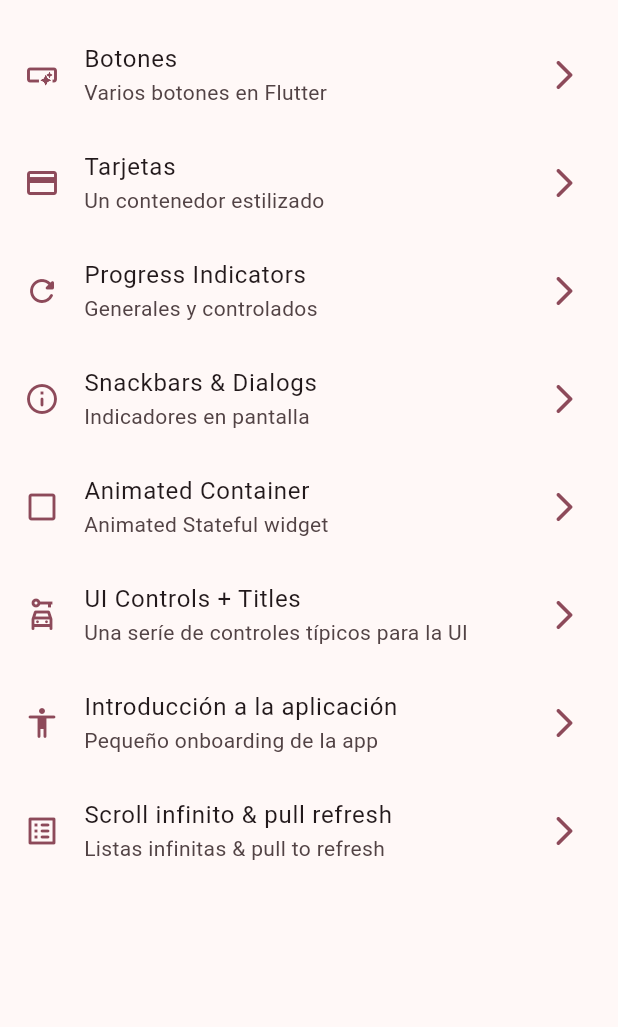
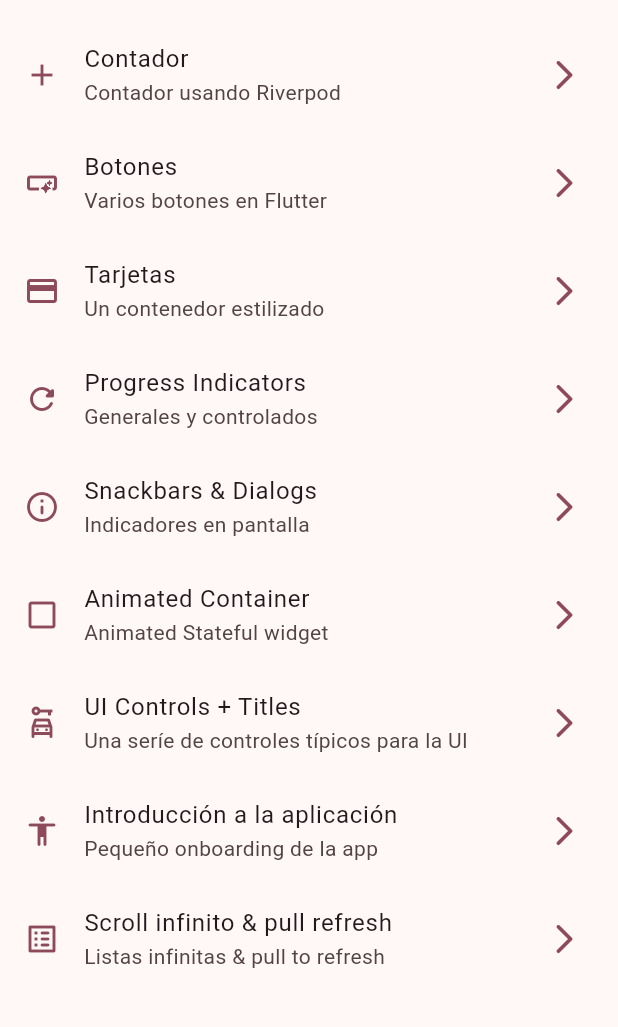
Before and after one commit to Flutter-Course-DDominguez/WidgetsApp, a Flutter app: the screen it shows after launch, on a phone screen of 412 x 824 dp, the part 63-1090 px from its top. Run offline on Flutter 3.47's test engine with Material 3 defaults, Android fonts, the phone set to English and light mode, and no system bars; our stand-ins replace animate_do, go_router.

```diff
--- a/lib/config/menu/menu_items.dart
+++ b/lib/config/menu/menu_items.dart
@@ -14,6 +14,11 @@ class MenuItem {
 }
 
 const appMenuItems = <MenuItem>[
+  MenuItem(
+      title: 'Contador',
+      subtitle: 'Contador usando Riverpod',
+      link: '/counter',
+      icon: Icons.add),
   MenuItem(
       title: 'Botones',
       subtitle: 'Varios botones en Flutter',
--- a/lib/config/router/app_router.dart
+++ b/lib/config/router/app_router.dart
@@ -47,5 +47,10 @@ final appRouter = GoRouter(
       name: InfiniteScrollScreen.name,
       builder: (context, state) => const InfiniteScrollScreen(),
     ),
+    GoRoute(
+      path: '/counter',
+      name: CounterScreen.name,
+      builder: (context, state) => const CounterScreen(),
+    )
   ],
 );
--- a/lib/presentation/screens/screens.dart
+++ b/lib/presentation/screens/screens.dart
@@ -2,6 +2,7 @@ export 'package:widgets_app/presentation/screens/animated/animated_screen.dart';
 export 'package:widgets_app/presentation/screens/app_tutorial/app_tutorial_screen.dart';
 export 'package:widgets_app/presentation/screens/buttons/buttons_screen.dart';
 export 'package:widgets_app/presentation/screens/cards/cards_screen.dart';
+export 'package:widgets_app/presentation/screens/counter/counter_screen.dart';
 export 'package:widgets_app/presentation/screens/home/home_screen.dart';
 export 'package:widgets_app/presentation/screens/infinite_scroll/infinite_scroll_screen.dart';
 export 'package:widgets_app/presentation/screens/progress/progress_screen.dart';
```
Also changed, not shown: lib/presentation/screens/counter/counter_screen.dart (added, +33 -0 lines).
